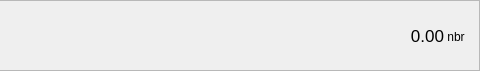
The window that src/gui/ui/accountframe.ui (helder-garcia/karbowanecwallet) describes before a commit, drawn with Qt 5; both pictures show x 320 to 800 and y 0 to 71 of the 800 by 71 pixel window.
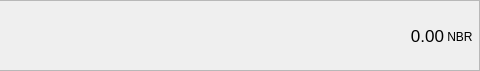
The same window after the commit. Icons and pictures are not drawn.

Commit message: Change case for NBR.

What changed in the file:
```diff
--- a/src/gui/ui/accountframe.ui
+++ b/src/gui/ui/accountframe.ui
@@ -286,7 +286,7 @@
           </size>
          </property>
          <property name="text">
-          <string> nbr</string>
+          <string> NBR</string>
          </property>
          <property name="alignment">
           <set>Qt::AlignBottom|Qt::AlignLeading|Qt::AlignLeft</set>
```
